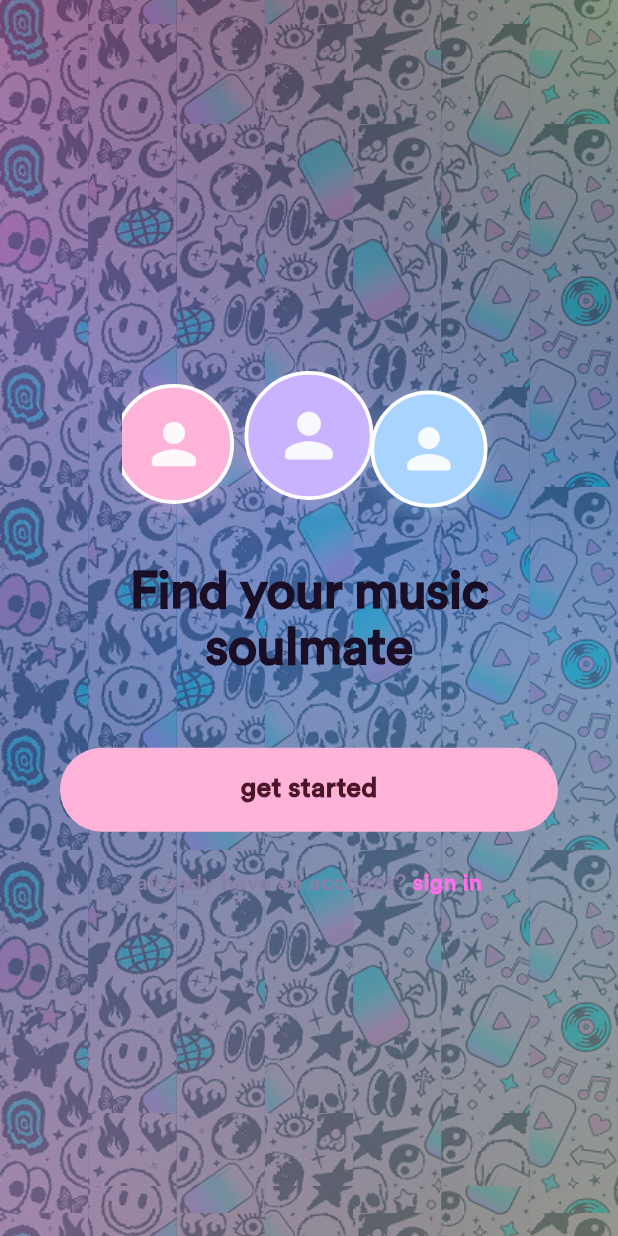
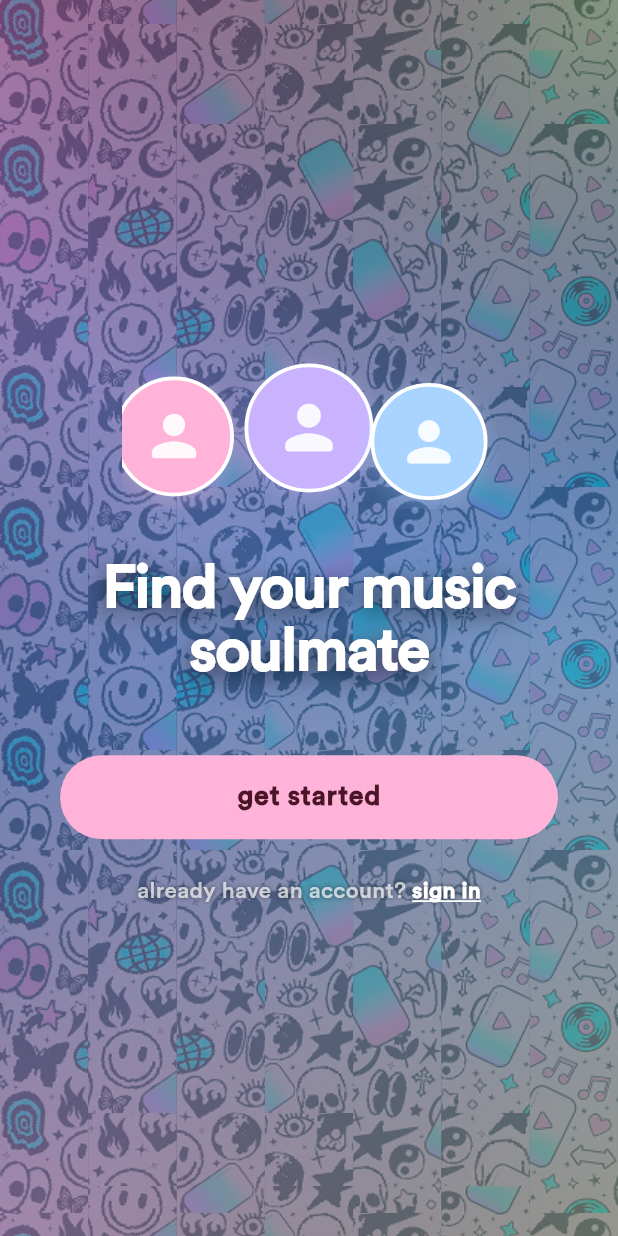
Before and after one commit to Ianblaze/WavApp, a Flutter app: the screen it shows after launch, on a phone screen of 412 x 824 dp. Run offline on Flutter 3.47's test engine with Material 3 defaults, Android fonts, the phone set to English and light mode, and no system bars; our stand-ins replace audioplayers, cloud_firestore, country_code_picker, firebase_auth, firebase_core, firebase_storage and 6 more; accounts and stored records are empty; project files that could hold a hidden picture were left out.

Commit message:
style(landing): refine typography for better legibility against dynamic backgrounds

```diff
--- a/lib/auth/login_page.dart
+++ b/lib/auth/login_page.dart
@@ -539,11 +539,23 @@ class _LoginPageState extends State<LoginPage> with TickerProviderStateMixin {
                             textAlign: TextAlign.center,
                             style: TextStyle(
                               fontFamily: 'Circular',
-                              fontSize: 34,
-                              color: Color(0xFF1A0D26),
+                              fontSize: 40,
+                              color: Colors.white,
                               fontWeight: FontWeight.w900,
-                              height: 1.1,
-                              letterSpacing: -0.5,
+                              height: 1.05,
+                              letterSpacing: -1.0,
+                              shadows: [
+                                Shadow(
+                                  color: Colors.black45,
+                                  blurRadius: 16,
+                                  offset: Offset(0, 4),
+                                ),
+                                Shadow(
+                                  color: Colors.black26,
+                                  blurRadius: 32,
+                                  offset: Offset(0, 8),
+                                ),
+                              ],
                             ),
                           ),
                           const SizedBox(height: 48),
@@ -570,7 +582,8 @@ class _LoginPageState extends State<LoginPage> with TickerProviderStateMixin {
                                   "get started",
                                   style: TextStyle(
                                     fontFamily: 'Circular', fontSize: 18,
-                                    fontWeight: FontWeight.w700,
+                                    fontWeight: FontWeight.w800,
+                                    letterSpacing: 0.5,
                                   ),
                                 ),
                               ),
@@ -585,8 +598,12 @@ class _LoginPageState extends State<LoginPage> with TickerProviderStateMixin {
                                 "already have an account? ",
                                 style: TextStyle(
                                   fontFamily: 'Circular', fontSize: 15,
-                                  color: Color(0xFF8A7EA5),
+                                  color: Colors.white70,
                                   fontWeight: FontWeight.w500,
+                                  letterSpacing: 0.2,
+                                  shadows: [
+                                    Shadow(color: Colors.black54, blurRadius: 4),
+                                  ],
                                 ),
                               ),
                               GestureDetector(
@@ -603,8 +620,14 @@ class _LoginPageState extends State<LoginPage> with TickerProviderStateMixin {
                                   "sign in",
                                   style: TextStyle(
                                     fontFamily: 'Circular', fontSize: 15,
-                                    color: Color(0xFFFF6FE8),
-                                    fontWeight: FontWeight.w700,
+                                    color: Colors.white,
+                                    fontWeight: FontWeight.w800,
+                                    letterSpacing: 0.2,
+                                    decoration: TextDecoration.underline,
+                                    decorationColor: Colors.white,
+                                    shadows: [
+                                      Shadow(color: Colors.black54, blurRadius: 4),
+                                    ],
                                   ),
                                 ),
                               ),
```
